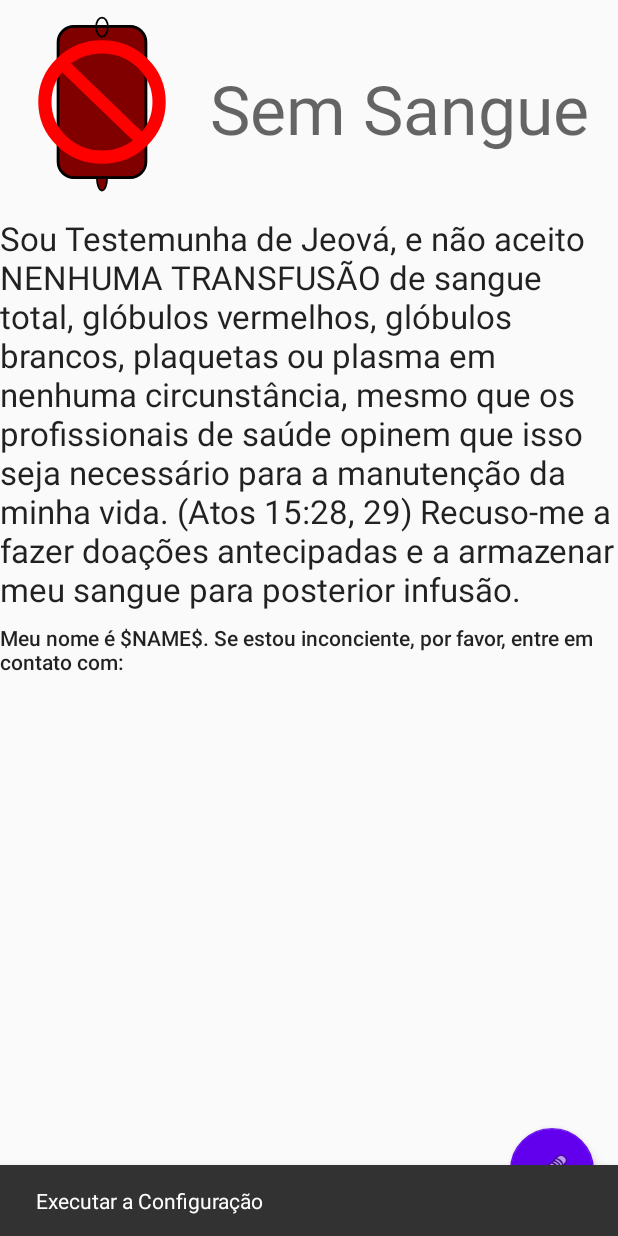
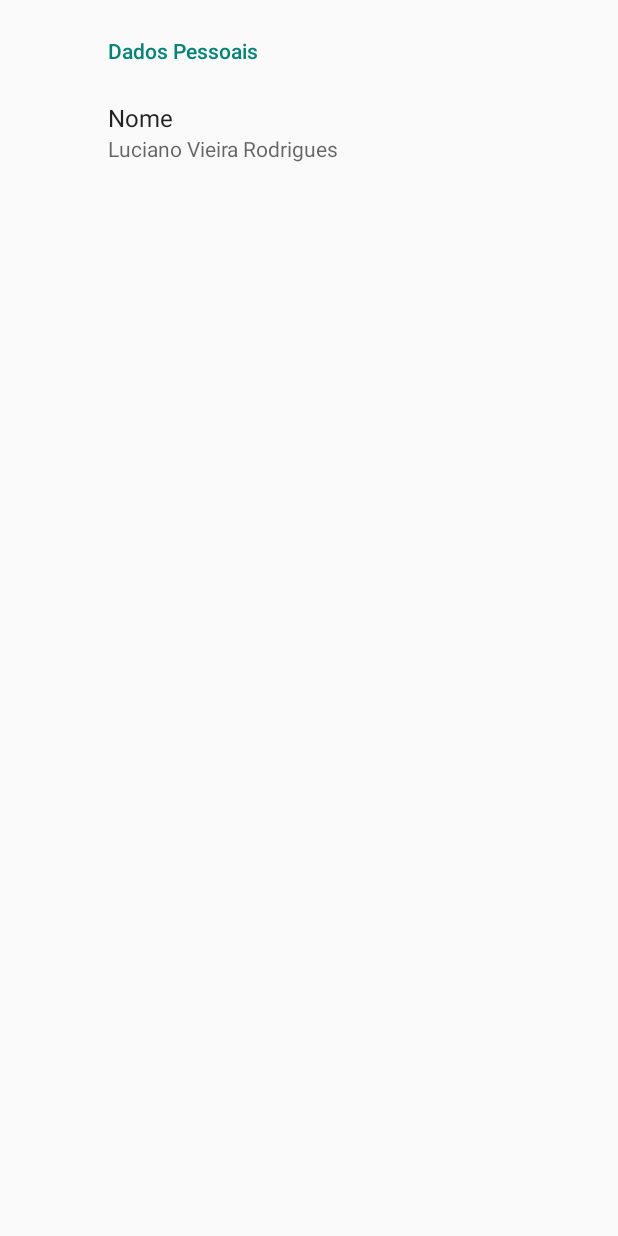
Before and after one commit to LVRodrigues/no-blood, an Android app: the screen it shows after launch (MainActivity before the commit, SettingsActivity after it), after a tap on an icon or button, on a phone screen of 412 x 824 dp. Run offline under Robolectric (Android 15) with nearby library versions, the phone set to English and light mode, and no system bars; our stand-ins replace androidx.preference.

Commit message:
Preferencias Pessoais

```diff
--- a/app/build.gradle
+++ b/app/build.gradle
@@ -33,6 +33,7 @@
     implementation 'androidx.appcompat:appcompat:1.6.1'
     implementation 'com.google.android.material:material:1.9.0'
     implementation 'androidx.constraintlayout:constraintlayout:2.1.4'
+    implementation 'androidx.preference:preference:1.2.0'
     testImplementation 'junit:junit:4.13.2'
     androidTestImplementation 'androidx.test.ext:junit:1.1.5'
     androidTestImplementation 'androidx.test.espresso:espresso-core:3.5.1'
--- a/app/src/main/AndroidManifest.xml
+++ b/app/src/main/AndroidManifest.xml
@@ -13,6 +13,10 @@
         android:theme="@style/Theme.NoBlood"
         tools:targetApi="31">
         <activity
+            android:name=".SettingsActivity"
+            android:exported="false"
+            android:label="@string/title_activity_settings" />
+        <activity
             android:name=".MainActivity"
             android:exported="true">
             <intent-filter>
--- a/app/src/main/java/io/github/lvrodrigues/noblood/MainActivity.java
+++ b/app/src/main/java/io/github/lvrodrigues/noblood/MainActivity.java
@@ -1,30 +1,43 @@
 package io.github.lvrodrigues.noblood;
 
+import android.content.Intent;
+import android.content.SharedPreferences;
+import android.os.Bundle;
+import android.widget.TextView;
+
 import androidx.appcompat.app.AppCompatActivity;
-
-import android.os.Bundle;
-import android.view.View;
+import androidx.preference.PreferenceManager;
 
 import com.google.android.material.floatingactionbutton.FloatingActionButton;
-import com.google.android.material.snackbar.Snackbar;
 
 public class MainActivity extends AppCompatActivity {
-
-    private FloatingActionButton config;
 
     @Override
     protected void onCreate(Bundle savedInstanceState) {
         super.onCreate(savedInstanceState);
         setContentView(R.layout.activity_main);
 
-        config = findViewById(R.id.config);
-        config.setOnClickListener(new View.OnClickListener() {
-            @Override
-            public void onClick(View view) {
-                Snackbar.make(view, "Executar a Configuração", Snackbar.LENGTH_LONG)
-                        .setAction("Acttion", null)
-                        .show();
-            }
+        FloatingActionButton config = findViewById(R.id.config);
+        config.setOnClickListener(view -> {
+            Intent settings = new Intent(view.getContext(), SettingsActivity.class);
+            startActivity(settings);
         });
+
+        personalUpdate();
+    }
+
+    @Override
+    protected void onResume() {
+        super.onResume();
+        personalUpdate();
+    }
+
+    private void personalUpdate() {
+        SharedPreferences sharedPreferences = PreferenceManager.getDefaultSharedPreferences(this);
+        String name = sharedPreferences.getString("name", "");
+        TextView personal = findViewById(R.id.personal);
+        String text = getString(R.string.personal);
+        text = text.replace("$NAME$", name);
+        personal.setText(text);
     }
 }
--- /dev/null
+++ b/app/src/main/java/io/github/lvrodrigues/noblood/SettingsActivity.java
@@ -0,0 +1,33 @@
+package io.github.lvrodrigues.noblood;
+
+import android.os.Bundle;
+
+import androidx.appcompat.app.ActionBar;
+import androidx.appcompat.app.AppCompatActivity;
+import androidx.preference.PreferenceFragmentCompat;
+
+public class SettingsActivity extends AppCompatActivity {
+
+    @Override
+    protected void onCreate(Bundle savedInstanceState) {
+        super.onCreate(savedInstanceState);
+        setContentView(R.layout.settings_activity);
+        if (savedInstanceState == null) {
+            getSupportFragmentManager()
+                    .beginTransaction()
+                    .replace(R.id.settings, new SettingsFragment())
+                    .commit();
+        }
+        ActionBar actionBar = getSupportActionBar();
+        if (actionBar != null) {
+            actionBar.setDisplayHomeAsUpEnabled(true);
+        }
+    }
+
+    public static class SettingsFragment extends PreferenceFragmentCompat {
+        @Override
+        public void onCreatePreferences(Bundle savedInstanceState, String rootKey) {
+            setPreferencesFromResource(R.xml.root_preferences, rootKey);
+        }
+    }
+}
--- /dev/null
+++ b/app/src/main/res/layout/settings_activity.xml
@@ -0,0 +1,9 @@
+<LinearLayout xmlns:android="http://schemas.android.com/apk/res/android"
+    android:layout_width="match_parent"
+    android:layout_height="match_parent">
+
+    <FrameLayout
+        android:id="@+id/settings"
+        android:layout_width="match_parent"
+        android:layout_height="match_parent" />
+</LinearLayout>
--- a/app/src/main/res/values/strings.xml
+++ b/app/src/main/res/values/strings.xml
@@ -2,4 +2,10 @@
     <string name="app_name">Sem Sangue</string>
     <string name="info">Sou Testemunha de Jeová, e não aceito NENHUMA TRANSFUSÃO de sangue total, glóbulos vermelhos, glóbulos brancos, plaquetas ou plasma em nenhuma circunstância, mesmo que os profissionais de saúde opinem que isso seja necessário para a manutenção da minha vida. (Atos 15:28, 29) Recuso-me a fazer doações antecipadas e a armazenar meu sangue para posterior infusão.</string>
     <string name="personal">Meu nome é $NAME$. Se estou inconciente, por favor, entre em contato com:</string>
+
+    <string name="settings_personal_title">Dados Pessoais</string>
+    <string name="settings_personal_name">Nome</string>
+    <string name="settings_personal_name_sample">Luciano Vieira Rodrigues</string>
+
+    <string name="title_activity_settings">Configuração</string>
 </resources>
--- /dev/null
+++ b/app/src/main/res/xml/root_preferences.xml
@@ -0,0 +1,11 @@
+<PreferenceScreen xmlns:app="http://schemas.android.com/apk/res-auto"
+    app:title="@string/app_name">
+
+    <PreferenceCategory app:title="@string/settings_personal_title">
+        <EditTextPreference
+            app:defaultValue="@string/settings_personal_name_sample"
+            app:key="name"
+            app:title="@string/settings_personal_name"
+            app:useSimpleSummaryProvider="true" />
+    </PreferenceCategory>
+</PreferenceScreen>
```
Also changed, not shown: gradle/wrapper/gradle-wrapper.properties.
